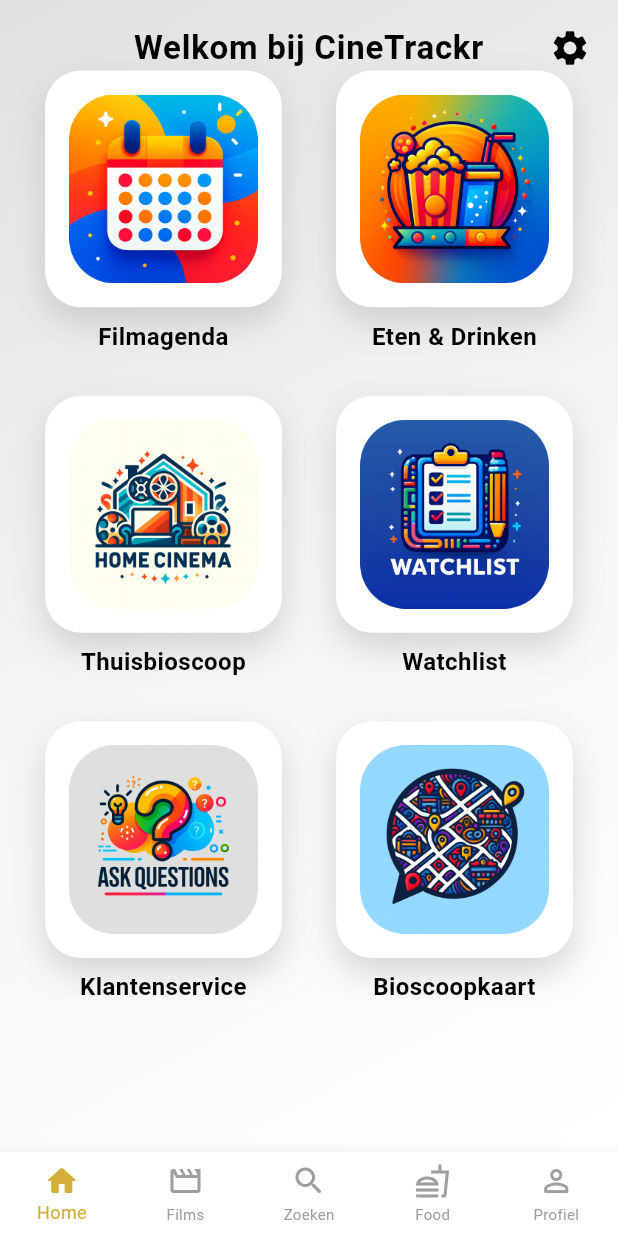
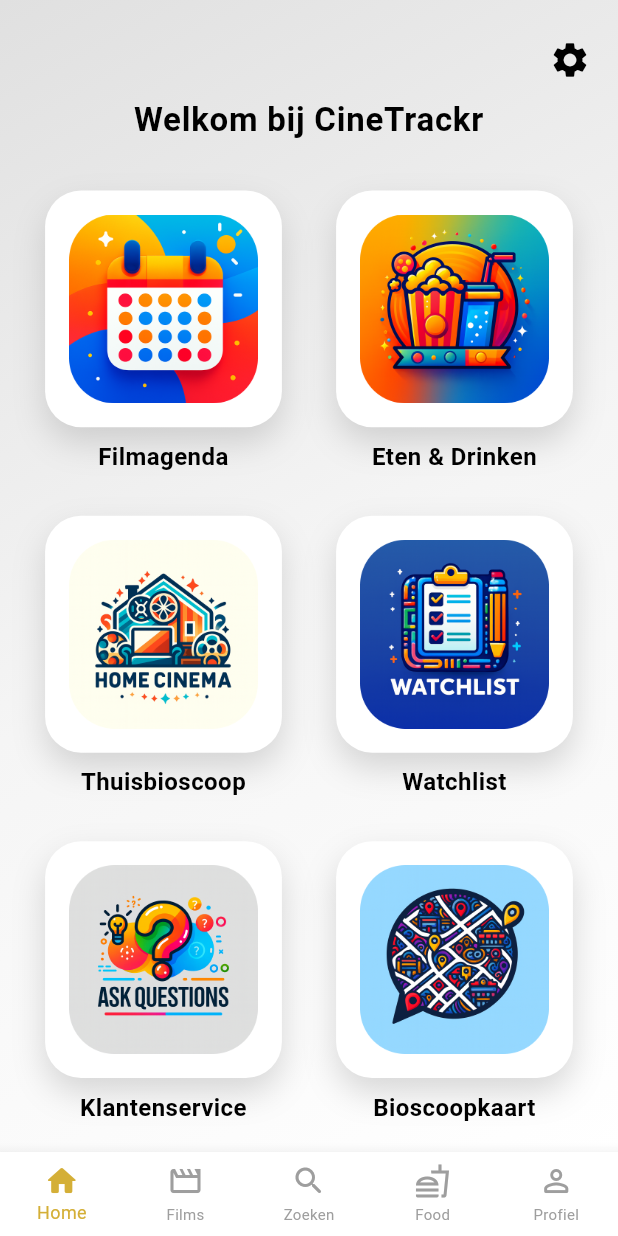
Before and after one commit to strongo01/FilmFlix, a Flutter app: the screen it shows after launch, on a phone screen of 412 x 824 dp. Run offline on Flutter 3.47's test engine with Material 3 defaults, Android fonts, the phone set to English and light mode, and no system bars; our stand-ins replace cloud_firestore, email_validator, firebase_ai, firebase_auth, firebase_core, flutter_map and 7 more; accounts and stored records are empty; network calls fail.

Commit message:
Add settings button to HomeScreen for easy access to settings

```diff
--- a/filmflix/lib/views/homescreen.dart
+++ b/filmflix/lib/views/homescreen.dart
@@ -52,7 +52,23 @@ class HomeScreen extends StatelessWidget {
                   children: [
                     // Gecentreerde tekst bovenaan (nu met ruimte voor statusbar + knop)
                     SizedBox(height: MediaQuery.of(context).padding.top + 16), // ruimte voor statusbar + marge
-
+                   Align(
+                      alignment: Alignment.topRight,
+                      child: Padding(
+                        padding: const EdgeInsets.only(right: 8),
+                        child: IconButton(
+                          icon: Icon(Icons.settings, color: textColor, size: 28),
+                          tooltip: 'Instellingen',
+                          onPressed: () {
+                            Navigator.of(context).push(
+                              MaterialPageRoute(
+                                builder: (context) => const SettingsScreen(),
+                              ),
+                            );
+                          },
+                        ),
+                      ),
+                    ),
                     /// Header
                     Center(
                       child: Text(
@@ -66,6 +82,7 @@ class HomeScreen extends StatelessWidget {
                         ),
                       ),
                     ),
+const SizedBox(height: 32),
 
                     Padding(
                       padding: const EdgeInsets.symmetric(horizontal: 24),
@@ -201,22 +218,7 @@ class HomeScreen extends StatelessWidget {
             ),
           ),
 
-          // Settings-knop – vast rechtsboven (onder statusbar)
-          Positioned(
-            top: MediaQuery.of(context).padding.top + 8, // statusbar hoogte + kleine marge
-            right: 8,
-            child: IconButton(
-              icon: Icon(Icons.settings, color: textColor, size: 28),
-              tooltip: 'Instellingen',
-              onPressed: () {
-                Navigator.of(context).push(
-                  MaterialPageRoute(
-                    builder: (context) => const SettingsScreen(), // ← pas aan als je een aparte SettingsScreen hebt
-                  ),
-                );
-              },
-            ),
-          ),
+
         ],
       ),
     );
```
